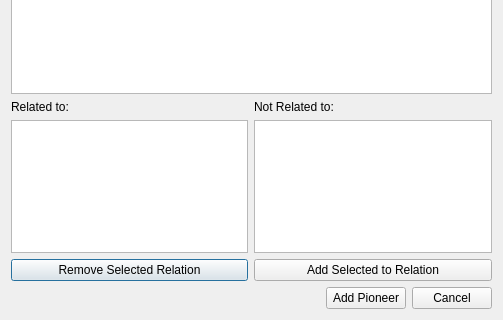
Old version of the form vika3/ui/addpioneer.ui in the repository hlynurstef/Verklegt-namskeid-1-vika-3; both pictures show x 0 to 503 and y 187 to 507 of the 503 by 507 pixel window.
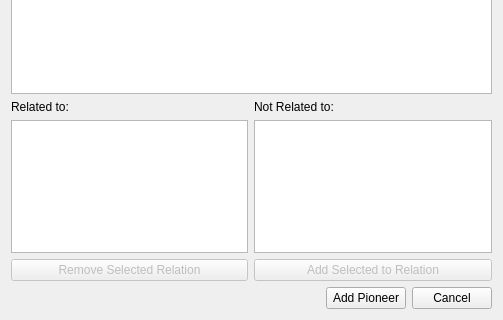
New version of the form. Icons and pictures are not drawn.

Commit message: add relation function to addPioneer window, now it's possible to add and remove relations in the window, still need to implement saving the relation to the database

Patch:
```diff
--- a/vika3/ui/addpioneer.ui
+++ b/vika3/ui/addpioneer.ui
@@ -165,6 +165,9 @@
          </item>
          <item>
           <widget class="QPushButton" name="button_remove_relation">
+           <property name="enabled">
+            <bool>false</bool>
+           </property>
            <property name="text">
             <string>Remove Selected Relation</string>
            </property>
@@ -189,7 +192,10 @@
           <widget class="QListWidget" name="list_unrelated_computers"/>
          </item>
          <item>
-          <widget class="QPushButton" name="button_add_relations">
+          <widget class="QPushButton" name="button_add_relation">
+           <property name="enabled">
+            <bool>false</bool>
+           </property>
            <property name="text">
             <string>Add Selected to Relation</string>
            </property>
```
The commit also changes 3 other files.
